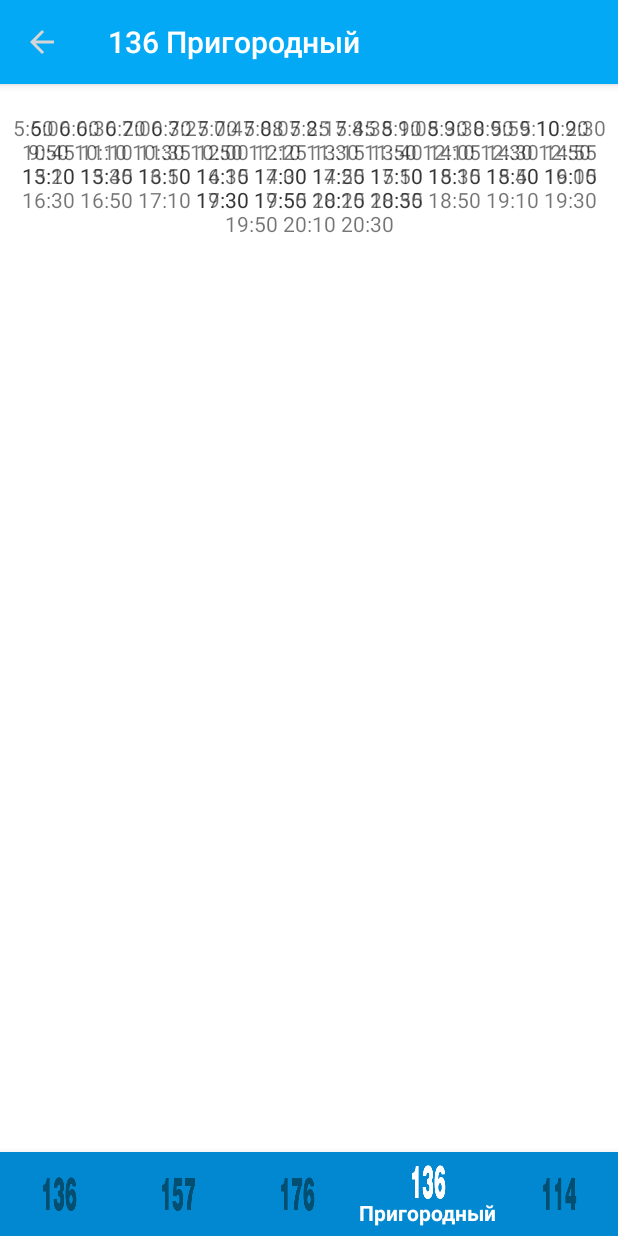
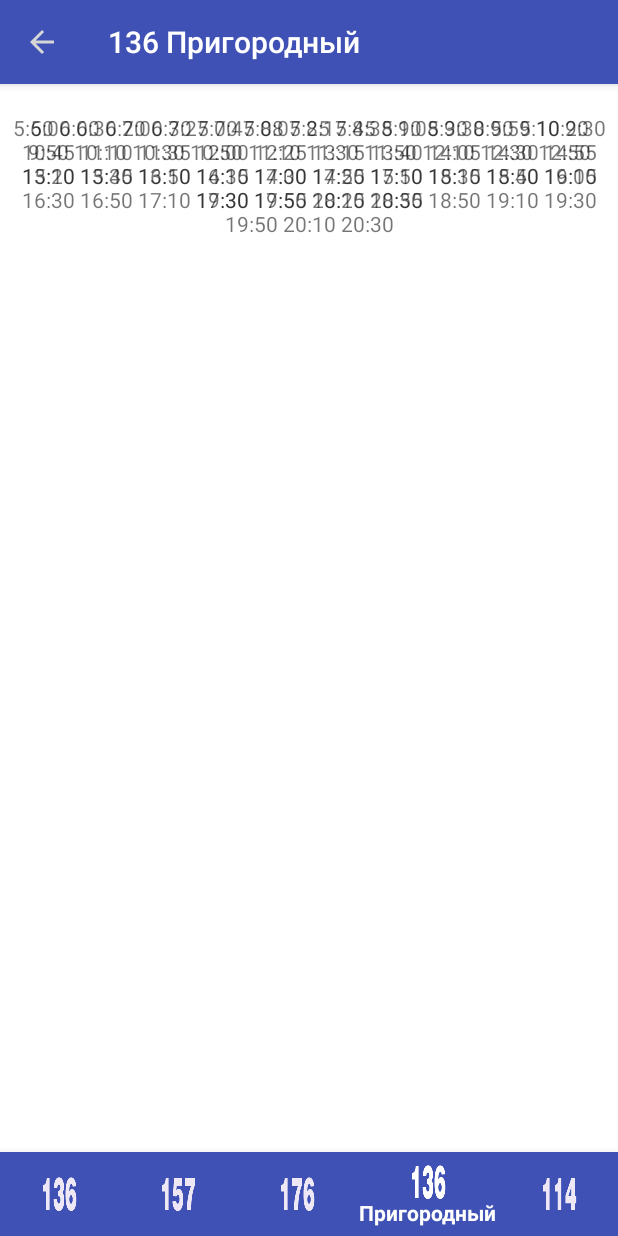
Before and after one commit to dimmigg/TabsBus, an Android app: the screen it shows after launch (MainActivity), on a phone screen of 412 x 824 dp. Run offline under Robolectric (Android 15) with nearby library versions, the phone set to English and light mode, and no system bars; libraries missing offline, so code that uses them is left out: com.mikepenz.iconics, com.mikepenz.materialdrawer; 1 statement that could not run was skipped.

Commit message:
изменил цвета, названия кнопок

```diff
--- a/app/src/main/AndroidManifest.xml
+++ b/app/src/main/AndroidManifest.xml
@@ -18,8 +18,10 @@
                 <category android:name="android.intent.category.LAUNCHER" />
             </intent-filter>
         </activity>
-        <activity android:name=".SettingActivity"
-            android:theme="@style/AppThemeDark"></activity>
+        <activity
+
+            android:name=".SettingActivity"
+            android:theme="@style/AppThemeDark"/>
     </application>
 
 </manifest>
--- a/app/src/main/res/drawable/nav_color_menu.xml
+++ b/app/src/main/res/drawable/nav_color_menu.xml
@@ -1,6 +1,6 @@
 <?xml version="1.0" encoding="utf-8"?>
 <selector xmlns:android="http://schemas.android.com/apk/res/android">
-    <item android:color="@color/colorTextDark" android:state_checked="false" />
+    <item android:color="@color/test" android:state_checked="false" />
     <item android:color="@color/textColorPrimary" android:state_checked="true" />
 
 
--- a/app/src/main/res/layout/activity_main.xml
+++ b/app/src/main/res/layout/activity_main.xml
@@ -14,7 +14,8 @@
         android:layout_height="wrap_content"
         android:background="?attr/colorPrimary"
         android:elevation="4dp"
-        android:minHeight="?attr/actionBarSize" />
+        android:minHeight="?attr/actionBarSize"
+        />
 
     <FrameLayout
         android:id="@+id/content"
@@ -22,7 +23,8 @@
         android:layout_height="0dp"
         android:layout_gravity="top|center"
         android:layout_weight="1"
-        android:foregroundGravity="center">
+        android:foregroundGravity="center"
+        >
 
         <LinearLayout xmlns:android="http://schemas.android.com/apk/res/android"
             android:layout_width="fill_parent"
@@ -34,12 +36,14 @@
                 android:id="@+id/tvInfo"
                 android:layout_width="wrap_content"
                 android:layout_height="wrap_content"
-                android:text=""></TextView>
+                android:text=""/>
 
             <TabHost
                 android:id="@android:id/tabhost"
                 android:layout_width="match_parent"
-                android:layout_height="match_parent">
+                android:layout_height="match_parent"
+
+                >
 
                 <LinearLayout
                     android:layout_width="match_parent"
@@ -83,8 +87,8 @@
                         android:id="@android:id/tabs"
                         android:layout_width="match_parent"
                         android:layout_height="wrap_content"
-                        android:background="@color/colorPrimary"
-                        android:elevation="4dp"></TabWidget>
+                        android:background="@color/colorAccentDark"
+                        android:elevation="4dp" />
                 </LinearLayout>
             </TabHost>
         </LinearLayout>
@@ -99,7 +103,7 @@
         android:layout_height="wrap_content"
         android:layout_gravity="bottom"
         android:background="?android:attr/windowBackground"
-        app:itemBackground="@color/colorPrimary2"
+        app:itemBackground="@color/colorPrimary"
         app:itemIconTint="@drawable/nav_color_menu"
         app:itemTextColor="@drawable/nav_color_menu"
         app:menu="@menu/navigation" />
--- a/app/src/main/res/layout/activity_setting.xml
+++ b/app/src/main/res/layout/activity_setting.xml
@@ -3,10 +3,7 @@
     android:layout_width="match_parent"
     android:layout_height="match_parent">
 
-    <CheckBoxPreference
-        android:key="chb"
-        android:summary="Description of checkbox"
-        android:title="Checkbox" />
+
 
     <ListPreference
         android:entries="@array/setArrTextSize"
--- a/app/src/main/res/layout/drawer_header.xml
+++ b/app/src/main/res/layout/drawer_header.xml
@@ -5,4 +5,4 @@
     android:adjustViewBounds="true"
     android:orientation="vertical"
     android:scaleType="fitCenter"
-    android:src="@drawable/header"></ImageView>
+    android:src="@drawable/header"/>
--- a/app/src/main/res/values/colors.xml
+++ b/app/src/main/res/values/colors.xml
@@ -1,17 +1,18 @@
 <?xml version="1.0" encoding="utf-8"?>
 <resources>
-    <color name="colorPrimary">#03A9F4</color>
-    <color name="colorPrimary2">#0288D1</color>
+    <color name="colorPrimary">#3F51B5</color>
     <color name="colorPrimaryDark">#01579b</color>
     <color name="colorAccent">#ffffff</color>
-    <color name="colorAccentDark">#FF03A9F4</color>
-    <color name="colorTextDark">#024f71</color>
-    <color name="navigatoinBarColor">#01579b</color>
-    <color name="statusBarColor">#01579b</color>
+    <color name="colorAccentDark">#673AB7</color>
+    <color name="colorTextDark">#7986CB</color>
+    <color name="navigatoinBarColor">#303F9F</color>
+    <color name="statusBarColor">#303F9F</color>
     <color name="textColorPrimary">#ffffff</color>
     <color name="textColorPrimaryInverse">#1eff00</color>
     <color name="colorBackground">#ffffff</color>
     <color name="colorWhite">#ffffff</color>
-    <color name="colorBlack">#000000</color>
+    <color name="colorBlack">#9575CD</color>
 
+
+    <color name="test">#EDE7F6</color>
 </resources>
--- a/app/src/main/res/values/strings.xml
+++ b/app/src/main/res/values/strings.xml
@@ -3,8 +3,8 @@
     <string name="title_home">Home</string>
     <string name="title_dashboard">Dashboard</string>
     <string name="title_notifications">Notifications</string>
-    <string name="tabBudny">Будний</string>
-    <string name="tabVih">Выходной</string>
+    <string name="tabBudny">Рабочие дни</string>
+    <string name="tabVih">Выходные дни</string>
     <string name="setting">Настройки</string>
     <string name="aboutTheProgram">О программе</string>
     <string name="aboutTheProgramToast">Это приложение настолько крутое, что есть только у тебя и Майкла Джексона!</string>
@@ -76,5 +76,6 @@
         Марьянская: 5:25 5:45 6:00 6:15 6:30 6:45 7:02 7:20 7:40 8:00 8:20 8:40 9:00 9:20 9:40
         10:00 10:20 10:40 11:00 11:20 11:40 12:00 12:20 12:40 13:05 13:30 13:55 14:20 14:45
         15:10 15:35 16:00 16:20 16:40 17:00 17:20 17:40 18:00 18:30 19:00</string>
-    <string name="TextTime176Vih">в воскресенье другое расписание. Найдёшь - скажи =)</string>
+    <string name="TextTime176Vih">ТЭЦ: 5:55 7:25 9:05 10:45 12:15 15:25 17:05 18:45 \n\n
+    Пригородный: 6:35 8:15 9:55 11:25 13:05 16:15 17:55 19:35</string>
 </resources>
--- a/app/src/main/res/values/styles.xml
+++ b/app/src/main/res/values/styles.xml
@@ -17,10 +17,15 @@
 
         <item name="colorAccent">@color/colorAccentDark</item>
         <item name="android:colorBackground">@color/colorWhite</item>
-        <item name="android:textColorPrimary">@color/colorBlack</item>
+        <item name="android:textColorPrimary">@color/material_drawer_dark_icons</item>
 
 
     </style>
 
 
+    <style name="AppTheme.tab">
+        <item name="android:textColorPrimary">@color/test</item>
+    </style>
+
+
 </resources>
```
Also changed, not shown: app/src/main/java/com/dimka/tabsbus/MainActivity.java (+5 -4 lines).
